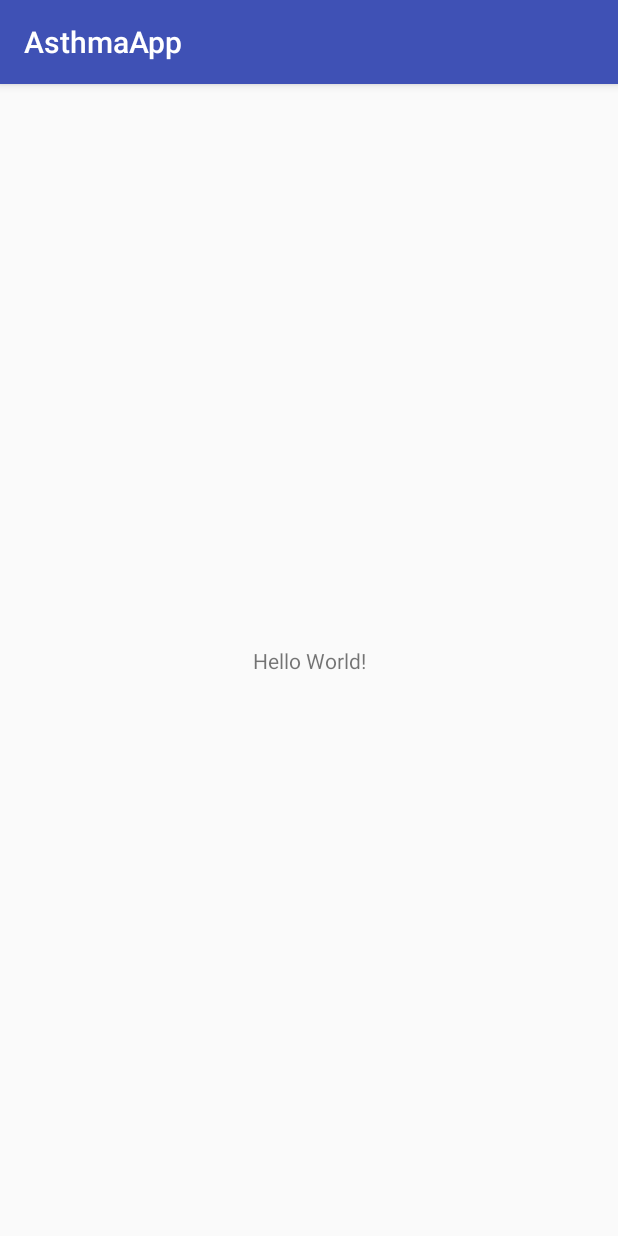
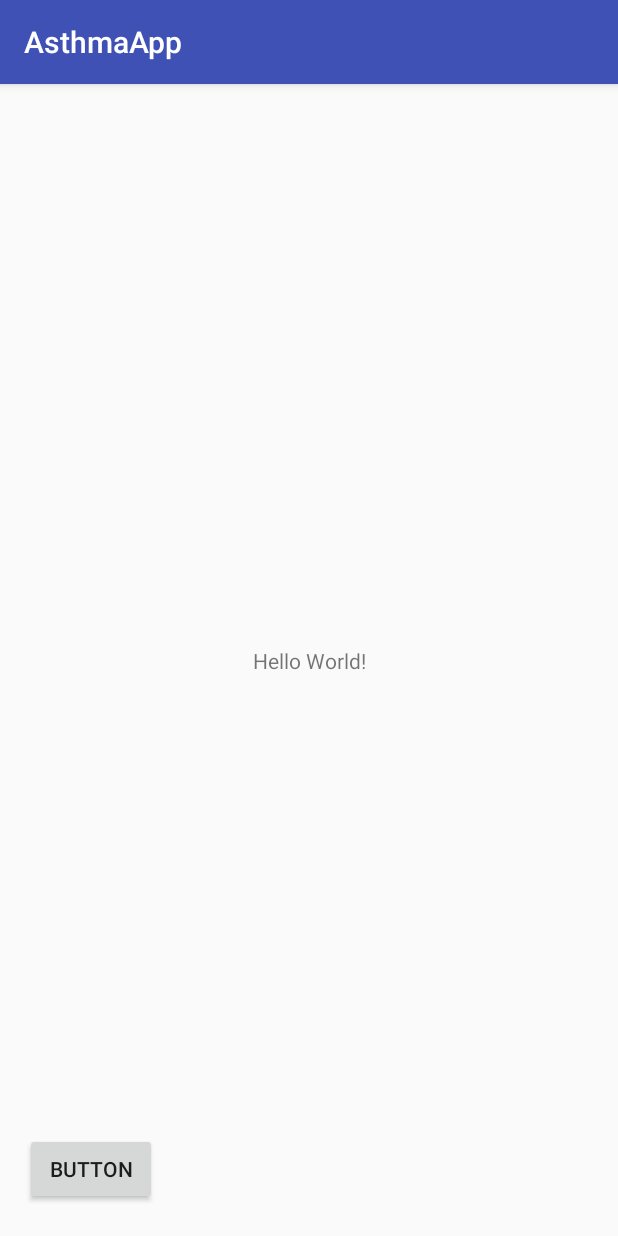
Before and after one commit to jeajonasjea/AsthmaAppJava, an Android app: the screen it shows after launch (MainActivity), on a phone screen of 412 x 824 dp. Run offline under Robolectric (Android 15) with nearby library versions, the phone set to English and light mode, and no system bars.

Commit message:
lavet nyt activity

```diff
--- a/app/build.gradle
+++ b/app/build.gradle
@@ -22,6 +22,7 @@ dependencies {
     implementation fileTree(dir: 'libs', include: ['*.jar'])
     implementation 'com.android.support:appcompat-v7:26.1.0'
     implementation 'com.android.support.constraint:constraint-layout:1.0.2'
+    implementation 'com.android.support:design:26.1.0'
     testImplementation 'junit:junit:4.12'
     androidTestImplementation 'com.android.support.test:runner:1.0.1'
     androidTestImplementation 'com.android.support.test.espresso:espresso-core:3.0.1'
--- a/app/src/main/AndroidManifest.xml
+++ b/app/src/main/AndroidManifest.xml
@@ -16,6 +16,7 @@
                 <category android:name="android.intent.category.LAUNCHER" />
             </intent-filter>
         </activity>
+        <activity android:name=".notification_Activity"></activity>
     </application>
 
 </manifest>
--- a/app/src/main/java/com/example/styrm/asthmaapp/MainActivity.java
+++ b/app/src/main/java/com/example/styrm/asthmaapp/MainActivity.java
@@ -1,7 +1,10 @@
 package com.example.styrm.asthmaapp;
 
+import android.content.Intent;
 import android.support.v7.app.AppCompatActivity;
 import android.os.Bundle;
+import android.view.View;
+import android.widget.Button;
 
 public class MainActivity extends AppCompatActivity {
 
@@ -9,5 +12,17 @@ public class MainActivity extends AppCompatActivity {
     protected void onCreate(Bundle savedInstanceState) {
         super.onCreate(savedInstanceState);
         setContentView(R.layout.activity_main);
+
+        Button button;
+
+        button = (Button)findViewById(R.id.button);
+            button.setOnClickListener(new View.OnClickListener() {
+                @Override
+                public void onClick(View view) {
+                    Intent i = new Intent(getApplicationContext(), notification_Activity.class );
+                    startActivity(i);
+                }
+            });
+
     }
 }
--- a/app/src/main/res/layout/activity_main.xml
+++ b/app/src/main/res/layout/activity_main.xml
@@ -15,4 +15,20 @@
         app:layout_constraintRight_toRightOf="parent"
         app:layout_constraintTop_toTopOf="parent" />
 
+    <Button
+        android:id="@+id/button"
+        android:layout_width="wrap_content"
+        android:layout_height="wrap_content"
+        android:layout_marginBottom="8dp"
+        android:layout_marginEnd="8dp"
+        android:layout_marginStart="8dp"
+        android:layout_marginTop="8dp"
+        android:text="Button"
+        app:layout_constraintBottom_toBottomOf="parent"
+        app:layout_constraintEnd_toEndOf="parent"
+        app:layout_constraintHorizontal_bias="0.028"
+        app:layout_constraintStart_toStartOf="parent"
+        app:layout_constraintTop_toTopOf="parent"
+        app:layout_constraintVertical_bias="0.982" />
+
 </android.support.constraint.ConstraintLayout>
--- /dev/null
+++ b/app/src/main/res/values/dimens.xml
@@ -0,0 +1,3 @@
+<resources>
+    <dimen name="fab_margin">16dp</dimen>
+</resources>
--- a/app/src/main/res/values/strings.xml
+++ b/app/src/main/res/values/strings.xml
@@ -1,3 +1,4 @@
 <resources>
     <string name="app_name">AsthmaApp</string>
+    <string name="title_activity_notification_2">notification_Activity2</string>
 </resources>
```
Also changed, not shown: app/src/main/java/com/example/styrm/asthmaapp/notification_Activity.java (added, +13 -0 lines), app/src/main/res/layout/activity_notification_.xml (added, +9 -0 lines), app/src/main/res/values/styles.xml (+9 -0 lines).
